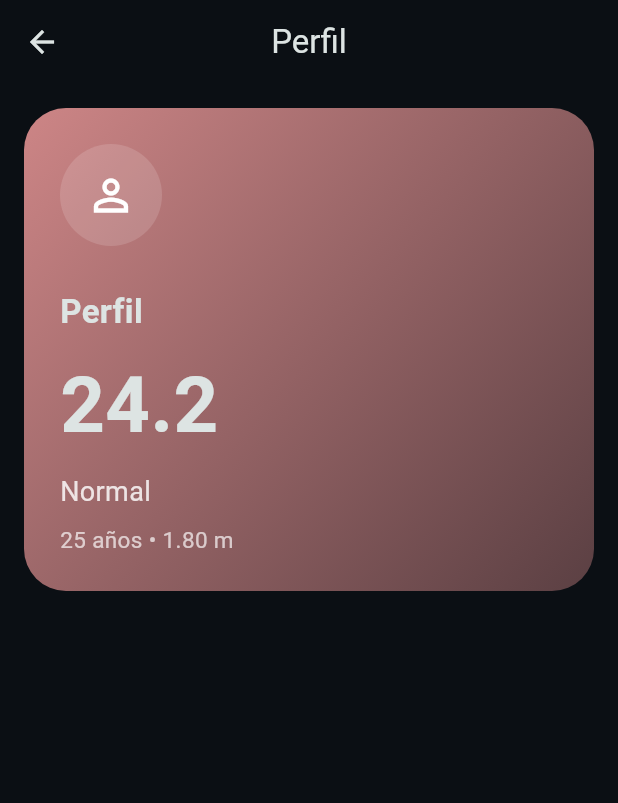
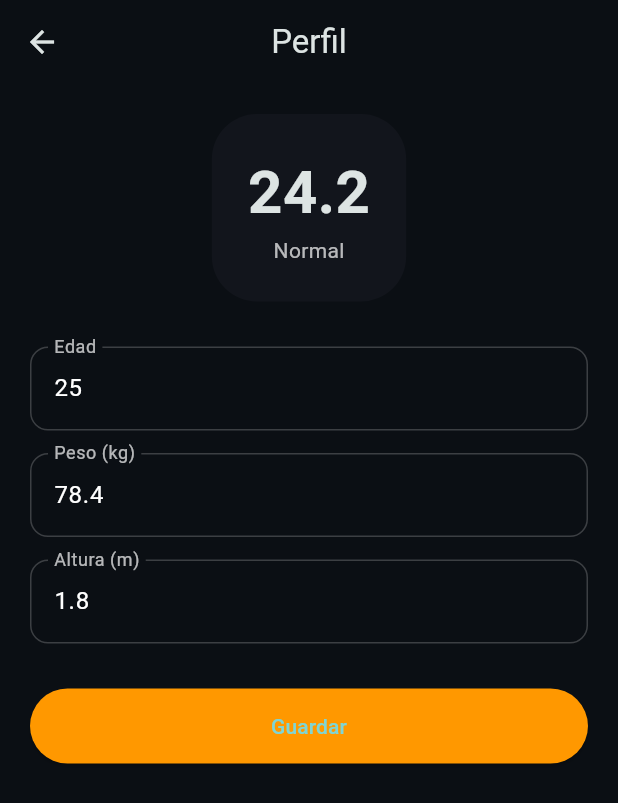
Before and after one commit to kevinramiromanriquez-stack/dashboard_salud, a Flutter app: the screen it shows after launch, after a tap on the "refresh" icon, after a tap on "Perfil", on a phone screen of 412 x 824 dp. Shown: the top 803 px of the screen. Run offline on Flutter 3.47's test engine with Material 3 defaults, Android fonts, the light colour scheme and no system bars.

Commit message:
feat: perfil editable con actualización de IMC

```diff
--- /dev/null
+++ b/lib/screens/perfil_detail.dart
@@ -0,0 +1,156 @@
+import 'package:flutter/material.dart';
+import '../services/health_service.dart';
+import '../models/metric_item.dart';
+
+class PerfilDetail extends StatefulWidget {
+  final HealthService healthService;
+  final HealthData data;
+
+  const PerfilDetail({
+    super.key,
+    required this.healthService,
+    required this.data,
+  });
+
+  @override
+  State<PerfilDetail> createState() => _PerfilDetailState();
+}
+
+class _PerfilDetailState extends State<PerfilDetail> {
+  late TextEditingController edadController;
+  late TextEditingController pesoController;
+  late TextEditingController alturaController;
+
+  @override
+  void initState() {
+    super.initState();
+
+    edadController = TextEditingController(
+      text: widget.healthService.edad.toString(),
+    );
+    pesoController = TextEditingController(
+      text: widget.healthService.peso.toString(),
+    );
+    alturaController = TextEditingController(
+      text: widget.healthService.altura.toString(),
+    );
+  }
+
+  void guardar() {
+    final edad = int.tryParse(edadController.text) ?? widget.healthService.edad;
+    final peso =
+        double.tryParse(pesoController.text) ?? widget.healthService.peso;
+    final altura =
+        double.tryParse(alturaController.text) ?? widget.healthService.altura;
+
+    setState(() {
+      widget.healthService.actualizarPerfil(
+        edad: edad,
+        peso: peso,
+        altura: altura,
+      );
+    });
+
+    Navigator.pop(context, true);
+  }
+
+  Widget input({
+    required String label,
+    required TextEditingController controller,
+  }) {
+    return TextField(
+      controller: controller,
+      keyboardType: TextInputType.number,
+      style: const TextStyle(color: Colors.white),
+      decoration: InputDecoration(
+        labelText: label,
+        labelStyle: TextStyle(color: Colors.white.withValues(alpha: 0.7)),
+        enabledBorder: OutlineInputBorder(
+          borderSide: BorderSide(color: Colors.white.withValues(alpha: 0.2)),
+          borderRadius: BorderRadius.circular(12),
+        ),
+        focusedBorder: OutlineInputBorder(
+          borderSide: const BorderSide(color: Colors.orange),
+          borderRadius: BorderRadius.circular(12),
+        ),
+      ),
+    );
+  }
+
+  @override
+  Widget build(BuildContext context) {
+    final imc = widget.healthService.imc;
+    final estado = widget.healthService.obtenerEstadoIMC();
+
+    return Scaffold(
+      backgroundColor: const Color(0xFF0B0F14),
+      appBar: AppBar(
+        title: const Text('Perfil'),
+        backgroundColor: const Color(0xFF0B0F14),
+      ),
+      body: SafeArea(
+        child: SingleChildScrollView(
+          padding: EdgeInsets.fromLTRB(
+            20,
+            20,
+            20,
+            20 + MediaQuery.of(context).viewInsets.bottom,
+          ),
+          child: Column(
+            children: [
+              Hero(
+                tag: widget.data.tag,
+                child: Material(
+                  color: Colors.transparent,
+                  child: Container(
+                    padding: const EdgeInsets.all(24),
+                    decoration: BoxDecoration(
+                      borderRadius: BorderRadius.circular(30),
+                      color: const Color(0xFF12151C),
+                    ),
+                    child: Column(
+                      children: [
+                        Text(
+                          imc.toStringAsFixed(1),
+                          style: const TextStyle(
+                            fontSize: 40,
+                            fontWeight: FontWeight.bold,
+                          ),
+                        ),
+                        Text(
+                          estado,
+                          style: TextStyle(
+                            color: Colors.white.withValues(alpha: 0.7),
+                          ),
+                        ),
+                      ],
+                    ),
+                  ),
+                ),
+              ),
+
+              const SizedBox(height: 30),
+
+              input(label: 'Edad', controller: edadController),
+              const SizedBox(height: 15),
+              input(label: 'Peso (kg)', controller: pesoController),
+              const SizedBox(height: 15),
+              input(label: 'Altura (m)', controller: alturaController),
+
+              const SizedBox(height: 30),
+
+              ElevatedButton(
+                onPressed: guardar,
+                style: ElevatedButton.styleFrom(
+                  backgroundColor: Colors.orange,
+                  minimumSize: const Size(double.infinity, 50),
+                ),
+                child: const Text('Guardar'),
+              ),
+            ],
+          ),
+        ),
+      ),
+    );
+  }
+}
--- a/lib/services/health_service.dart
+++ b/lib/services/health_service.dart
@@ -19,7 +19,9 @@ class HealthService {
   int pasos = 5057;
 
   int aguaMl = 1250;
+
   final int metaAguaMl = 2000;
+
   final int metaPasos = 6000;
 
   double get imc => peso / (altura * altura);
@@ -60,6 +62,15 @@ class HealthService {
       if (aguaMl > metaAguaMl) aguaMl = metaAguaMl;
     }
   }
+  void actualizarPerfil({
+  required int edad,
+  required double peso,
+  required double altura,
+}) {
+  this.edad = edad;
+  this.peso = peso;
+  this.altura = altura;
+}
 
   void agregarAgua(int cantidad) {
     aguaMl += cantidad;
--- a/lib/widgets/health_card.dart
+++ b/lib/widgets/health_card.dart
@@ -2,7 +2,7 @@ import 'package:flutter/material.dart';
 import '../models/metric_item.dart';
 import '../screens/detail_screen.dart';
 import '../services/health_service.dart';
-
+import '../screens/perfil_detail.dart';
 class HealthCard extends StatelessWidget {
   final HealthData data;
   final HealthService healthService;
@@ -23,6 +23,24 @@ class HealthCard extends StatelessWidget {
         color: Colors.transparent,
         child: GestureDetector(
           onTap: () async {
+            // 👉 Caso especial: Perfil
+            if (data.titulo == 'Perfil') {
+              final result = await Navigator.push(
+                context,
+                MaterialPageRoute(
+                  builder: (_) =>
+                      PerfilDetail(healthService: healthService, data: data),
+                ),
+              );
+
+              if (result == true) {
+                onReturnFromDetail?.call();
+              }
+
+              return; // 🔥 IMPORTANTE: evita que siga al DetailScreen
+            }
+
+            // 👉 Flujo normal para las demás tarjetas
             await Navigator.push(
               context,
               MaterialPageRoute(
@@ -31,9 +49,7 @@ class HealthCard extends StatelessWidget {
               ),
             );
 
-            if (onReturnFromDetail != null) {
-              onReturnFromDetail!();
-            }
+            onReturnFromDetail?.call();
           },
           child: AnimatedContainer(
             duration: const Duration(milliseconds: 280),
```
